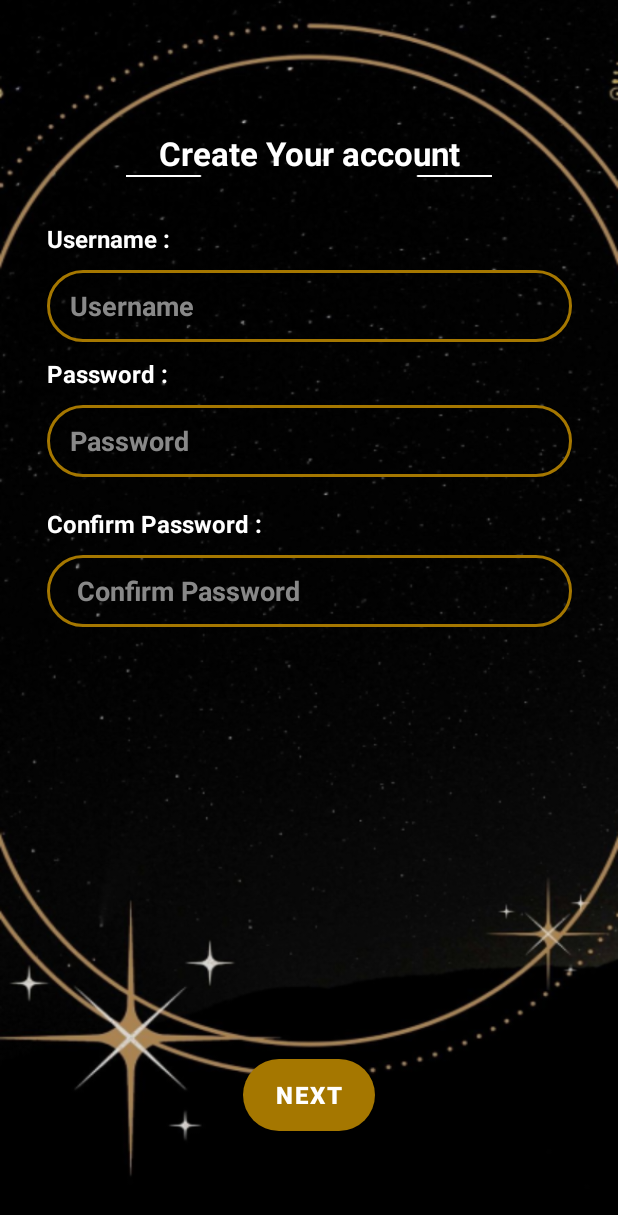
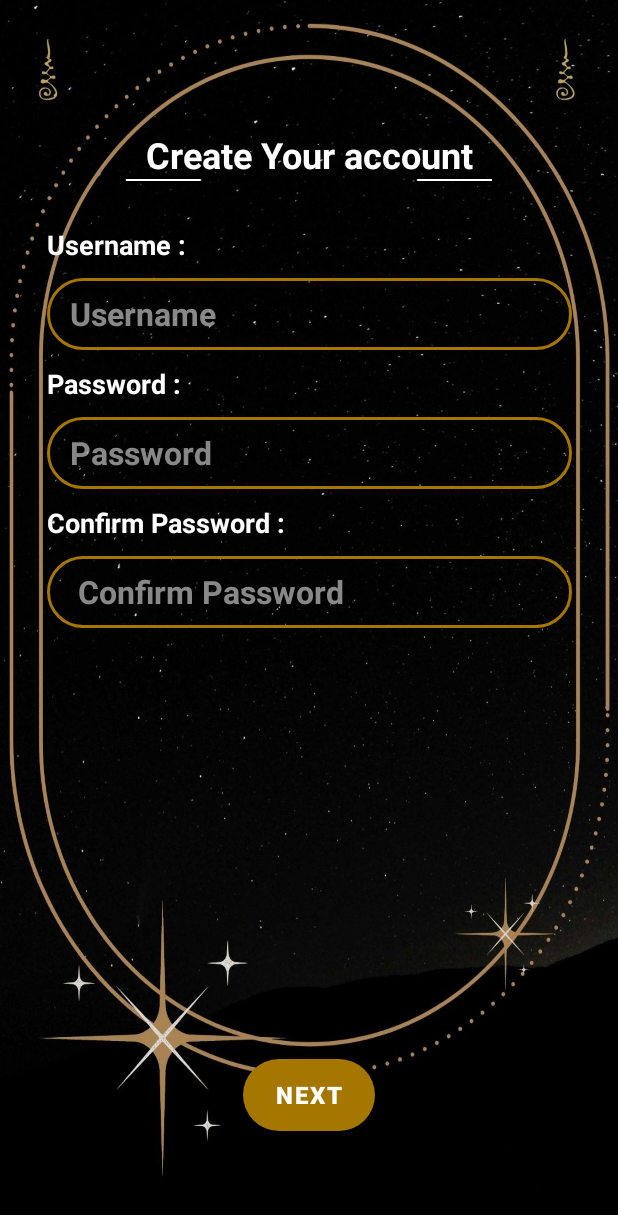
Before and after one commit to teeprakorn1/DuangDee_Android_Kotlin, an Android app: the RegisUserActivity screen opened directly, with no data from a screen before it, on a phone screen of 412 x 824 dp. Shown: the top 1215 px of the screen. Run offline under Robolectric (Android 15) with nearby library versions, the phone set to English and light mode, and no system bars.

Commit message:
VERSION 0.4.7

```diff
--- a/app/src/main/res/layout/activity_login.xml
+++ b/app/src/main/res/layout/activity_login.xml
@@ -114,7 +114,7 @@
         android:layout_marginTop="32dp"
         android:text="@string/title_register_with"
         android:textColor="@color/white"
-        android:textSize="16sp"
+        android:textSize="18sp"
         android:textStyle="bold"
         app:layout_constraintEnd_toEndOf="parent"
         app:layout_constraintHorizontal_bias="0.498"
--- a/app/src/main/res/layout/activity_regis_mail.xml
+++ b/app/src/main/res/layout/activity_regis_mail.xml
@@ -28,7 +28,7 @@
             android:text="@string/title_create_account"
             android:textAlignment="center"
             android:textColor="@color/white"
-            android:textSize="22sp"
+            android:textSize="24sp"
             android:textStyle="bold" />
 
         <ImageView
@@ -57,7 +57,7 @@
             android:layout_marginTop="30dp"
             android:text="@string/txt_email"
             android:textColor="@color/white"
-            android:textSize="16sp"
+            android:textSize="18sp"
             android:textStyle="bold" />
 
         <EditText
@@ -73,7 +73,7 @@
             android:paddingHorizontal="15dp"
             android:textColor="@color/white"
             android:textColorHint="@color/blank"
-            android:textSize="18sp"
+            android:textSize="21sp"
             android:textStyle="bold" />
 
     </LinearLayout>
--- a/app/src/main/res/layout/activity_regis_user.xml
+++ b/app/src/main/res/layout/activity_regis_user.xml
@@ -5,21 +5,9 @@
     android:id="@+id/RegisUser_Activity"
     android:layout_width="match_parent"
     android:layout_height="match_parent"
+    android:background="@drawable/img_background"
     tools:context=".ui.register.RegisUserActivity">
 
-
-    <ImageView
-        android:id="@+id/background"
-        android:layout_width="match_parent"
-        android:layout_height="match_parent"
-        android:background="@drawable/imgbg1"
-        android:scaleType="centerCrop"
-        app:layout_constraintBottom_toBottomOf="parent"
-        app:layout_constraintEnd_toEndOf="parent"
-        app:layout_constraintHorizontal_bias="0.0"
-        app:layout_constraintStart_toStartOf="parent"
-        app:layout_constraintTop_toTopOf="parent"
-        app:layout_constraintVertical_bias="0.0" />
 
     <LinearLayout
         android:id="@+id/layout_head_regis_user"
@@ -41,7 +29,7 @@
             android:text="@string/title_create_account"
             android:textAlignment="center"
             android:textColor="@color/white"
-            android:textSize="22sp"
+            android:textSize="24sp"
             android:textStyle="bold" />
 
         <ImageView
@@ -69,7 +57,7 @@
             android:layout_marginTop="30dp"
             android:text="@string/txt_username"
             android:textColor="@color/white"
-            android:textSize="16sp"
+            android:textSize="18sp"
             android:textStyle="bold" />
 
         <EditText
@@ -85,7 +73,7 @@
             android:paddingHorizontal="15dp"
             android:textColor="@color/white"
             android:textColorHint="@color/blank"
-            android:textSize="18sp"
+            android:textSize="21sp"
             android:textStyle="bold" />
 
     </LinearLayout>
@@ -107,7 +95,7 @@
             android:layout_marginTop="10dp"
             android:text="@string/txt_password"
             android:textColor="@color/white"
-            android:textSize="16sp"
+            android:textSize="18sp"
             android:textStyle="bold" />
 
         <EditText
@@ -123,7 +111,7 @@
             android:paddingHorizontal="15dp"
             android:textColor="@color/white"
             android:textColorHint="@color/blank"
-            android:textSize="18sp"
+            android:textSize="21sp"
             android:textStyle="bold" />
     </LinearLayout>
 
@@ -140,10 +128,10 @@
             android:id="@+id/txt_regis_confirm_password"
             android:layout_width="wrap_content"
             android:layout_height="wrap_content"
-            android:layout_marginTop="20dp"
+            android:layout_marginTop="10dp"
             android:text="@string/txt_confirm_password"
             android:textColor="@color/white"
-            android:textSize="16sp"
+            android:textSize="18sp"
             android:textStyle="bold" />
 
         <EditText
@@ -159,7 +147,7 @@
             android:paddingHorizontal="15dp"
             android:textColor="@color/white"
             android:textColorHint="@color/blank"
-            android:textSize="18sp"
+            android:textSize="21sp"
             android:textStyle="bold" />
     </LinearLayout>
 
```
Also changed, not shown: app/src/main/res/layout/activity_regis_name.xml (+14 -13 lines).
